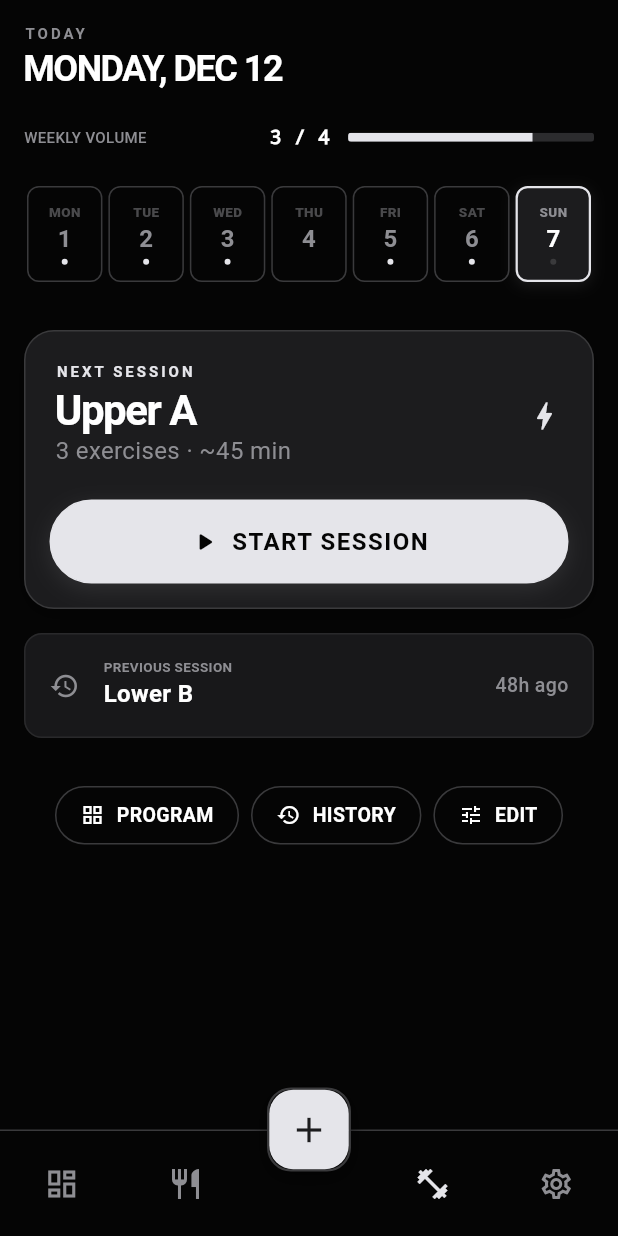
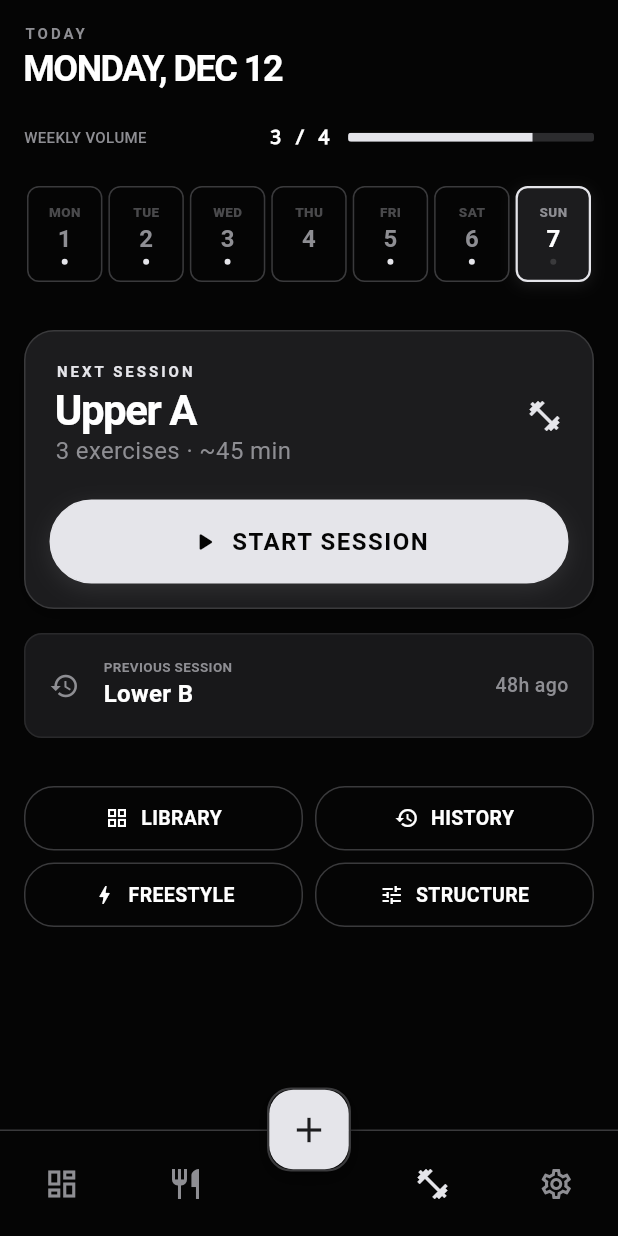
Before and after one commit to rmanaem/app, a Flutter app: the TrainingPage screen opened by its route, on a phone screen of 412 x 824 dp. Run offline on Flutter 3.47's test engine with Material 3 defaults, Android fonts, the phone set to English and light mode, and no system bars; our stand-ins replace equatable, firebase_analytics, firebase_core, go_router; missing offline and left inert: purchases_flutter; accounts and stored records are empty.

Commit message:
feat(training): implement freestyle workout

```diff
--- a/lib/src/features/training/data/repositories_impl/history_repository_fake.dart
+++ b/lib/src/features/training/data/repositories_impl/history_repository_fake.dart
@@ -29,8 +29,9 @@ class HistoryRepositoryFake implements HistoryRepository {
 
   @override
   Future<void> saveWorkout(CompletedWorkout workout) async {
-    await Future<void>.delayed(const Duration(milliseconds: 300));
-    _workouts.add(workout);
+    _workouts
+      ..removeWhere((w) => w.id == workout.id)
+      ..add(workout);
   }
 
   List<CompletedWorkout> _initialMockWorkouts() {
--- a/lib/src/features/training/presentation/pages/training_page.dart
+++ b/lib/src/features/training/presentation/pages/training_page.dart
@@ -47,7 +47,10 @@ class TrainingPage extends StatelessWidget {
           }
         },
         onViewHistory: () => context.push('/training/history'),
-        onQuickStart: () => context.push('/training/quick-start'),
+        onQuickStart: () {
+          // ignore: discarded_futures - fire and forget
+          vm.onStartFreestyle(context);
+        },
       );
     }
 
@@ -112,7 +115,7 @@ class _TrainingContent extends StatelessWidget {
             onSelect: onSelectDate,
           ),
           SizedBox(height: spacing.xxl),
-          if (state.hasProgram)
+          if (state.hasProgram) ...[
             if (state.nextWorkout != null)
               if (isNextCompleted)
                 _CompletedSessionMainCard(
@@ -135,8 +138,8 @@ class _TrainingContent extends StatelessWidget {
                   onStart: () => onStartNextWorkout(context),
                 )
             else
-              const _RestDayCard()
-          else
+              const _RestDayCard(),
+          ] else
             _GhostProgramCard(
               onCreate: onCreateProgram,
               onQuickStart: onQuickStart,
@@ -156,6 +159,7 @@ class _TrainingContent extends StatelessWidget {
               onViewProgram: onViewProgram,
               onHistory: onViewHistory,
               onEdit: onCreateProgram,
+              onQuickStart: onQuickStart,
             ),
           ],
           SizedBox(height: spacing.xxl),
@@ -500,7 +504,7 @@ class _SmartWorkoutCard extends StatelessWidget {
                     ),
                   ],
                 ),
-                Icon(Icons.bolt, color: colors.accent, size: 24),
+                Icon(Icons.fitness_center, color: colors.accent, size: 24),
               ],
             ),
           ),
@@ -623,29 +627,60 @@ class _LastSessionTile extends StatelessWidget {
     final colors = Theme.of(context).extension<AppColors>()!;
     final typography = Theme.of(context).extension<AppTypography>()!;
 
+    // Check if the workout was completed today
+    // We can assume 'completedAt' or similar data is used to populate this
+    // summary. However, WorkoutSummary doesn't strictly have a DateTime field
+    // visible here yet found in the interface. Ideally, we'd check
+    // `workout.completedAt` if available, or rely on `dayLabel`.
+    // The fake repo populates dayLabel. Let's assume for now we can infer from
+    // `dayLabel` == 'TODAY'
+    // or if we need to check the ID/Metadata.
+    // But wait, the fake repo logic for "Implicit Rolling" said:
+    // "If a Freestyle workout was done Today: Shows COMPLETED TODAY".
+
+    // If [timeLabel] says "DONE" or [dayLabel] says "TODAY" and it's
+    // completed? Actually, let's look at what the Fake Repo provides for the
+    // Context Tile. The Fake Repo returns `lastWorkout`.
+    // If we want "COMPLETED TODAY", the Repo should probably set the label to
+    // "TODAY".
+
+    final isToday = workout.dayLabel == 'TODAY';
+
     return InkWell(
       onTap: onTap,
       borderRadius: BorderRadius.circular(12),
       child: Container(
         padding: const EdgeInsets.all(16),
         decoration: BoxDecoration(
-          color: colors.surfaceHighlight.withValues(alpha: 0.5),
+          // Use a slightly more active background if it's today?
+          color: isToday
+              ? colors.surfaceHighlight.withValues(alpha: 0.8)
+              : colors.surfaceHighlight.withValues(alpha: 0.5),
           borderRadius: BorderRadius.circular(12),
-          border: Border.all(color: colors.borderIdle.withValues(alpha: 0.5)),
+          border: Border.all(
+            color: isToday
+                ? colors.accent.withValues(alpha: 0.3)
+                : colors.borderIdle.withValues(alpha: 0.5),
+          ),
         ),
         child: Row(
           children: [
-            Icon(Icons.history, color: colors.inkSubtle, size: 20),
+            Icon(
+              isToday ? Icons.check_circle : Icons.history,
+              color: isToday ? colors.accent : colors.inkSubtle,
+              size: 20,
+            ),
             const SizedBox(width: 16),
             Expanded(
               child: Column(
                 crossAxisAlignment: CrossAxisAlignment.start,
                 children: [
                   Text(
-                    'PREVIOUS SESSION',
+                    isToday ? 'COMPLETED TODAY' : 'PREVIOUS SESSION',
                     style: typography.caption.copyWith(
                       fontSize: 9,
                       fontWeight: FontWeight.w700,
+                      color: isToday ? colors.accent : colors.inkSubtle,
                     ),
                   ),
                   Text(
@@ -658,8 +693,10 @@ class _LastSessionTile extends StatelessWidget {
                 ],
               ),
             ),
+            if (!isToday)
               Text(
                 '48h ago',
+                // TODO(app-team): Real relative time
                 style: typography.caption.copyWith(color: colors.inkSubtle),
               ),
           ],
@@ -710,34 +747,60 @@ class _ProgramControls extends StatelessWidget {
     required this.onViewProgram,
     required this.onHistory,
     required this.onEdit,
+    required this.onQuickStart,
   });
 
   final VoidCallback onViewProgram;
   final VoidCallback onHistory;
   final VoidCallback onEdit;
+  final VoidCallback onQuickStart;
 
   @override
   Widget build(BuildContext context) {
     final spacing = Theme.of(context).extension<AppSpacing>()!;
-    return Row(
-      mainAxisAlignment: MainAxisAlignment.center,
+
+    // Using a Column of two Rows to create a 2x2 Grid
+    // Using Expanded ensures buttons are equal width
+    return Column(
       children: [
-        _ControlPill(
-          label: 'Program',
+        Row(
+          children: [
+            Expanded(
+              child: _ControlPill(
+                label: 'Library', // "Program" -> Library (Clearer)
                 icon: Icons.grid_view,
                 onTap: onViewProgram,
               ),
+            ),
             SizedBox(width: spacing.sm),
-        _ControlPill(
+            Expanded(
+              child: _ControlPill(
                 label: 'History',
                 icon: Icons.history,
                 onTap: onHistory,
               ),
+            ),
+          ],
+        ),
+        SizedBox(height: spacing.sm),
+        Row(
+          children: [
+            Expanded(
+              child: _ControlPill(
+                label: 'Freestyle',
+                icon: Icons.bolt,
+                onTap: onQuickStart,
+              ),
+            ),
             SizedBox(width: spacing.sm),
-        _ControlPill(
-          label: 'Edit',
+            Expanded(
+              child: _ControlPill(
+                label: 'Structure', // "Edit" -> Structure (Clearer)
                 icon: Icons.tune,
                 onTap: onEdit,
+              ),
+            ),
+          ],
         ),
       ],
     );
@@ -764,12 +827,15 @@ class _ControlPill extends StatelessWidget {
       onTap: onTap,
       borderRadius: BorderRadius.circular(20),
       child: Container(
-        padding: const EdgeInsets.symmetric(horizontal: 16, vertical: 10),
+        padding: const EdgeInsets.symmetric(horizontal: 16, vertical: 12),
         decoration: BoxDecoration(
           borderRadius: BorderRadius.circular(20),
           border: Border.all(color: colors.borderIdle),
         ),
+        // Changed to MainAxisAlignment.center to handle Expanded width
+        // gracefully
         child: Row(
+          mainAxisAlignment: MainAxisAlignment.center,
           children: [
             Icon(icon, size: 16, color: colors.ink),
             const SizedBox(width: 8),
--- a/lib/src/features/training/program_builder/presentation/pages/workout_editor_page.dart
+++ b/lib/src/features/training/program_builder/presentation/pages/workout_editor_page.dart
@@ -147,7 +147,7 @@ class WorkoutEditorPage extends StatelessWidget {
                     isPrimary: true,
                     onTap: () async {
                       if (isQuickStart) {
-                        vm.startFreestyleSession(context);
+                        await vm.startFreestyleSession(context);
                       } else {
                         await vm.save();
                         if (context.mounted) context.pop();
```
Also changed, not shown: lib/src/features/training/data/repositories_impl/training_overview_repository_fake.dart (+16 -2 lines), lib/src/features/training/domain/repositories/training_overview_repository.dart (+9 -1 lines), lib/src/features/training/presentation/pages/session_summary_page.dart (+17 -10 lines), lib/src/features/training/presentation/viewmodels/active_session_view_model.dart (+23 -2 lines), lib/src/features/training/presentation/viewmodels/training_overview_view_model.dart (+22 -0 lines), lib/src/features/training/program_builder/presentation/viewmodels/workout_editor_view_model.dart (+18 -6 lines), 1 other file. Lines whose indentation alone changed are shown as unchanged.
